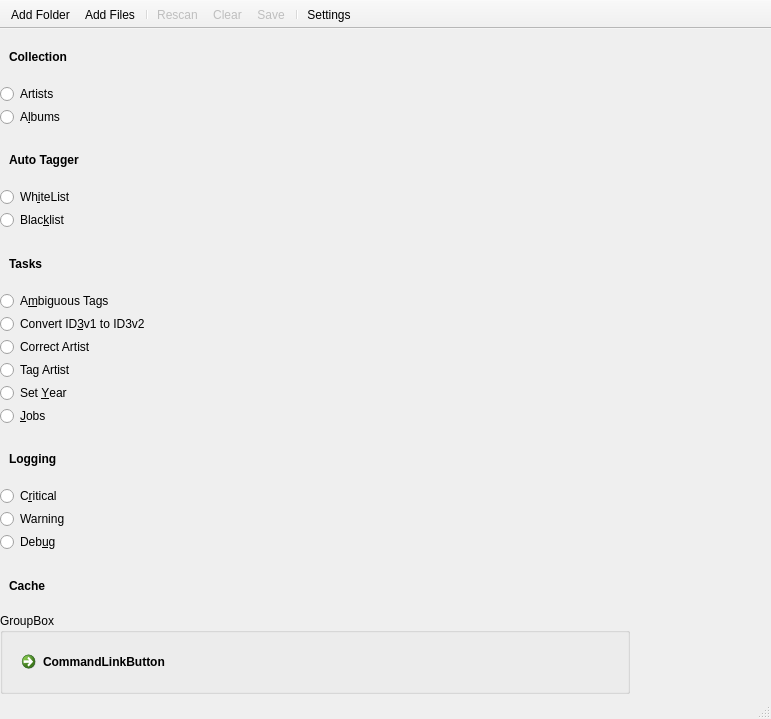
Above: gui/MainWindow.ui from mincequi/TagHawk before the change. Below: the same form after it.
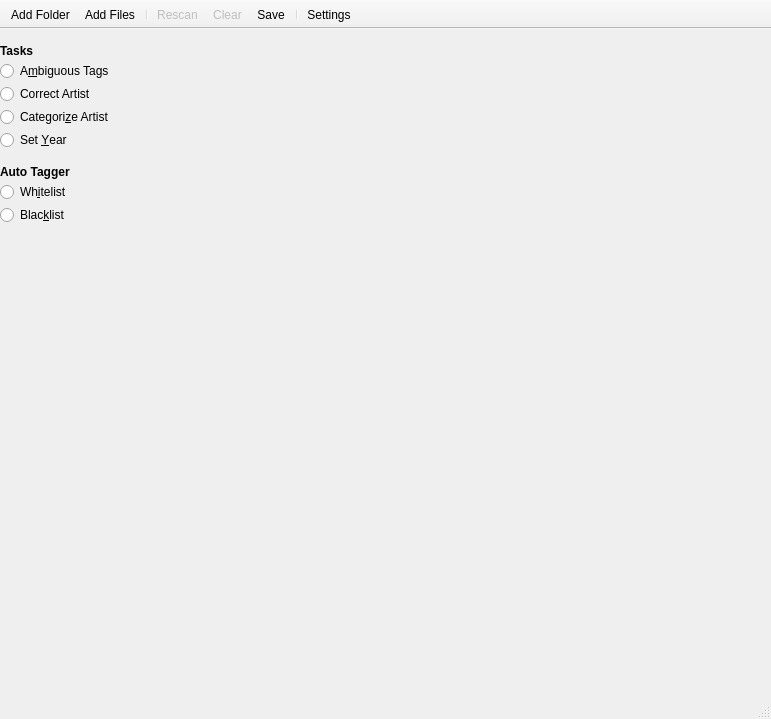
That is the form after the change. Icons and pictures are not drawn. Custom widgets are drawn as their Qt base class.

Commit message: Working Artist correction and Genre correction

```diff
--- a/gui/MainWindow.ui
+++ b/gui/MainWindow.ui
@@ -88,54 +88,6 @@
            <property name="bottomMargin">
             <number>3</number>
            </property>
-           <item>
-            <widget class="QLabel" name="collectionLabel">
-             <property name="font">
-              <font>
-               <weight>75</weight>
-               <bold>true</bold>
-              </font>
-             </property>
-             <property name="text">
-              <string>Collection</string>
-             </property>
-             <property name="margin">
-              <number>6</number>
-             </property>
-             <property name="indent">
-              <number>9</number>
-             </property>
-            </widget>
-           </item>
-           <item>
-            <widget class="SidebarItem" name="artistsButton">
-             <property name="sizePolicy">
-              <sizepolicy hsizetype="Minimum" vsizetype="Fixed">
-               <horstretch>0</horstretch>
-               <verstretch>0</verstretch>
-              </sizepolicy>
-             </property>
-             <property name="text">
-              <string>Artists</string>
-             </property>
-             <property name="checkable">
-              <bool>true</bool>
-             </property>
-            </widget>
-           </item>
-           <item>
-            <widget class="SidebarItem" name="albumsButton">
-             <property name="sizePolicy">
-              <sizepolicy hsizetype="Minimum" vsizetype="Fixed">
-               <horstretch>0</horstretch>
-               <verstretch>0</verstretch>
-              </sizepolicy>
-             </property>
-             <property name="text">
-              <string>A&amp;lbums</string>
-             </property>
-            </widget>
-           </item>
            <item>
             <widget class="Line" name="collectionLine">
              <property name="enabled">
@@ -155,54 +107,6 @@
              </property>
             </widget>
            </item>
-           <item>
-            <widget class="QLabel" name="autotaggerLabel">
-             <property name="font">
-              <font>
-               <weight>75</weight>
-               <bold>true</bold>
-              </font>
-             </property>
-             <property name="text">
-              <string>Auto Tagger</string>
-             </property>
-             <property name="margin">
-              <number>6</number>
-             </property>
-             <property name="indent">
-              <number>9</number>
-             </property>
-            </widget>
-           </item>
-           <item>
-            <widget class="SidebarItem" name="whitelistButton">
-             <property name="sizePolicy">
-              <sizepolicy hsizetype="Minimum" vsizetype="Fixed">
-               <horstretch>0</horstretch>
-               <verstretch>0</verstretch>
-              </sizepolicy>
-             </property>
-             <property name="text">
-              <string>Wh&amp;iteList</string>
-             </property>
-            </widget>
-           </item>
-           <item>
-            <widget class="SidebarItem" name="blacklistButton">
-             <property name="sizePolicy">
-              <sizepolicy hsizetype="Minimum" vsizetype="Fixed">
-               <horstretch>0</horstretch>
-               <verstretch>0</verstretch>
-              </sizepolicy>
-             </property>
-             <property name="text">
-              <string>Blac&amp;klist</string>
-             </property>
-             <property name="checkable">
-              <bool>true</bool>
-             </property>
-            </widget>
-           </item>
            <item>
             <widget class="Line" name="autoTaggerLine">
              <property name="lineWidth">
@@ -218,9 +122,17 @@
              <property name="font">
               <font>
                <weight>75</weight>
+               <italic>false</italic>
                <bold>true</bold>
+               <underline>false</underline>
+               <strikeout>false</strikeout>
+               <stylestrategy>PreferDefault</stylestrategy>
+               <kerning>true</kerning>
               </font>
              </property>
+             <property name="lineWidth">
+              <number>0</number>
+             </property>
              <property name="text">
               <string>Tasks</string>
              </property>
@@ -228,7 +140,7 @@
               <number>6</number>
              </property>
              <property name="indent">
-              <number>9</number>
+              <number>0</number>
              </property>
             </widget>
            </item>
@@ -245,19 +157,6 @@
              </property>
             </widget>
            </item>
-           <item>
-            <widget class="SidebarItem" name="convertId3v1ToId3v2Button">
-             <property name="sizePolicy">
-              <sizepolicy hsizetype="Minimum" vsizetype="Fixed">
-               <horstretch>0</horstretch>
-               <verstretch>0</verstretch>
-              </sizepolicy>
-             </property>
-             <property name="text">
-              <string>Convert ID&amp;3v1 to ID3v2</string>
-             </property>
-            </widget>
-           </item>
            <item>
             <widget class="SidebarItem" name="correctArtistButton">
              <property name="sizePolicy">
@@ -280,7 +179,7 @@
               </sizepolicy>
              </property>
              <property name="text">
-              <string>Tag Artist</string>
+              <string>Categori&amp;ze Artist</string>
              </property>
             </widget>
            </item>
@@ -297,13 +196,6 @@
              </property>
             </widget>
            </item>
-           <item>
-            <widget class="QRadioButton" name="jobsButton">
-             <property name="text">
-              <string>&amp;Jobs</string>
-             </property>
-            </widget>
-           </item>
            <item>
             <widget class="Line" name="taskLine">
              <property name="lineWidth">
@@ -314,64 +206,6 @@
              </property>
             </widget>
            </item>
-           <item>
-            <widget class="QLabel" name="loggingLabel">
-             <property name="font">
-              <font>
-               <weight>75</weight>
-               <bold>true</bold>
-              </font>
-             </property>
-             <property name="text">
-              <string>Logging</string>
-             </property>
-             <property name="margin">
-              <number>6</number>
-             </property>
-             <property name="indent">
-              <number>9</number>
-             </property>
-            </widget>
-           </item>
-           <item>
-            <widget class="SidebarItem" name="criticalLogButton">
-             <property name="sizePolicy">
-              <sizepolicy hsizetype="Minimum" vsizetype="Fixed">
-               <horstretch>0</horstretch>
-               <verstretch>0</verstretch>
-              </sizepolicy>
-             </property>
-             <property name="text">
-              <string>C&amp;ritical</string>
-             </property>
-            </widget>
-           </item>
-           <item>
-            <widget class="SidebarItem" name="warningLogButton">
-             <property name="sizePolicy">
-              <sizepolicy hsizetype="Minimum" vsizetype="Fixed">
-               <horstretch>0</horstretch>
-               <verstretch>0</verstretch>
-              </sizepolicy>
-             </property>
-             <property name="text">
-              <string>Warning</string>
-             </property>
-            </widget>
-           </item>
-           <item>
-            <widget class="SidebarItem" name="debugLogButton">
-             <property name="sizePolicy">
-              <sizepolicy hsizetype="Minimum" vsizetype="Fixed">
-               <horstretch>0</horstretch>
-               <verstretch>0</verstretch>
-              </sizepolicy>
-             </property>
-             <property name="text">
-              <string>Deb&amp;ug</string>
-             </property>
-            </widget>
-           </item>
            <item>
             <widget class="Line" name="loggingLine">
              <property name="lineWidth">
@@ -383,44 +217,72 @@
             </widget>
            </item>
            <item>
-            <widget class="QLabel" name="cacheLabel">
+            <widget class="QLabel" name="autotaggerLabel">
              <property name="font">
               <font>
                <weight>75</weight>
                <bold>true</bold>
               </font>
              </property>
+             <property name="frameShadow">
+              <enum>QFrame::Sunken</enum>
+             </property>
+             <property name="lineWidth">
+              <number>0</number>
+             </property>
              <property name="text">
-              <string>Cache</string>
+              <string>Auto Tagger</string>
              </property>
              <property name="margin">
               <number>6</number>
              </property>
              <property name="indent">
-              <number>9</number>
+              <number>0</number>
              </property>
             </widget>
            </item>
            <item>
-            <widget class="QGroupBox" name="groupBox">
-             <property name="title">
-              <string>GroupBox</string>
+            <widget class="SidebarItem" name="whitelistButton">
+             <property name="sizePolicy">
+              <sizepolicy hsizetype="Minimum" vsizetype="Fixed">
+               <horstretch>0</horstretch>
+               <verstretch>0</verstretch>
+              </sizepolicy>
              </property>
-             <layout class="QGridLayout" name="gridLayout_2">
-              <item row="0" column="0">
-               <widget class="QCommandLinkButton" name="commandLinkButton">
-                <property name="text">
-                 <string>CommandLinkButton</string>
-                </property>
-                <property name="icon">
-                 <iconset resource="../data/icons/icons.qrc">
-                  <normaloff>:/icons/download.svg</normaloff>:/icons/download.svg</iconset>
-                </property>
-               </widget>
-              </item>
-             </layout>
+             <property name="text">
+              <string>Wh&amp;itelist</string>
+             </property>
             </widget>
            </item>
+           <item>
+            <widget class="SidebarItem" name="blacklistButton">
+             <property name="sizePolicy">
+              <sizepolicy hsizetype="Minimum" vsizetype="Fixed">
+               <horstretch>0</horstretch>
+               <verstretch>0</verstretch>
+              </sizepolicy>
+             </property>
+             <property name="text">
+              <string>Blac&amp;klist</string>
+             </property>
+             <property name="checkable">
+              <bool>true</bool>
+             </property>
+            </widget>
+           </item>
+           <item>
+            <spacer name="verticalSpacer">
+             <property name="orientation">
+              <enum>Qt::Vertical</enum>
+             </property>
+             <property name="sizeHint" stdset="0">
+              <size>
+               <width>20</width>
+               <height>40</height>
+              </size>
+             </property>
+            </spacer>
+           </item>
           </layout>
          </widget>
         </item>
@@ -518,7 +380,7 @@
   </action>
   <action name="actionSave">
    <property name="enabled">
-    <bool>false</bool>
+    <bool>true</bool>
    </property>
    <property name="icon">
     <iconset resource="../data/icons/icons.qrc">
```
Left out of the diff: 7 changed lines with no effect on the pictures. The commit also changes 67 other files.
